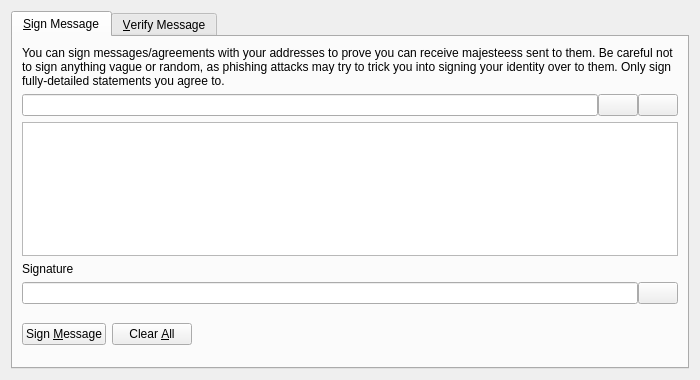
Qt form src/qt/forms/signverifymessagedialog.ui (minblock/majesteescoin) before a commit.
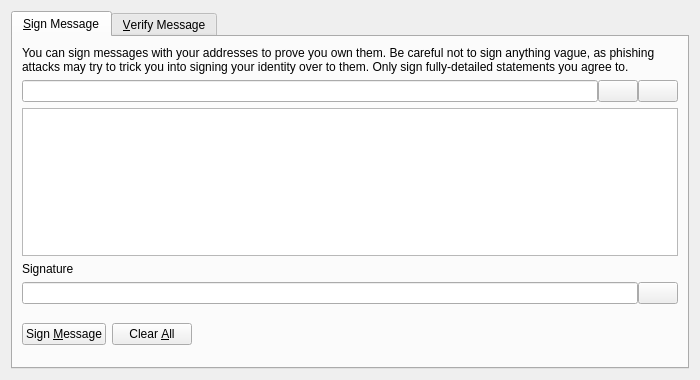
The same form after that commit. Icons and pictures are not drawn. Custom widgets are drawn as their Qt base class.

```diff
--- a/src/qt/forms/signverifymessagedialog.ui
+++ b/src/qt/forms/signverifymessagedialog.ui
@@ -30,7 +30,7 @@
        <item>
         <widget class="QLabel" name="infoLabel_SM">
          <property name="text">
-          <string>You can sign messages/agreements with your addresses to prove you can receive majesteess sent to them. Be careful not to sign anything vague or random, as phishing attacks may try to trick you into signing your identity over to them. Only sign fully-detailed statements you agree to.</string>
+          <string>You can sign messages with your addresses to prove you own them. Be careful not to sign anything vague, as phishing attacks may try to trick you into signing your identity over to them. Only sign fully-detailed statements you agree to.</string>
          </property>
          <property name="textFormat">
           <enum>Qt::PlainText</enum>
```
Left out of the diff: 18 changed lines with no effect on the pictures.
